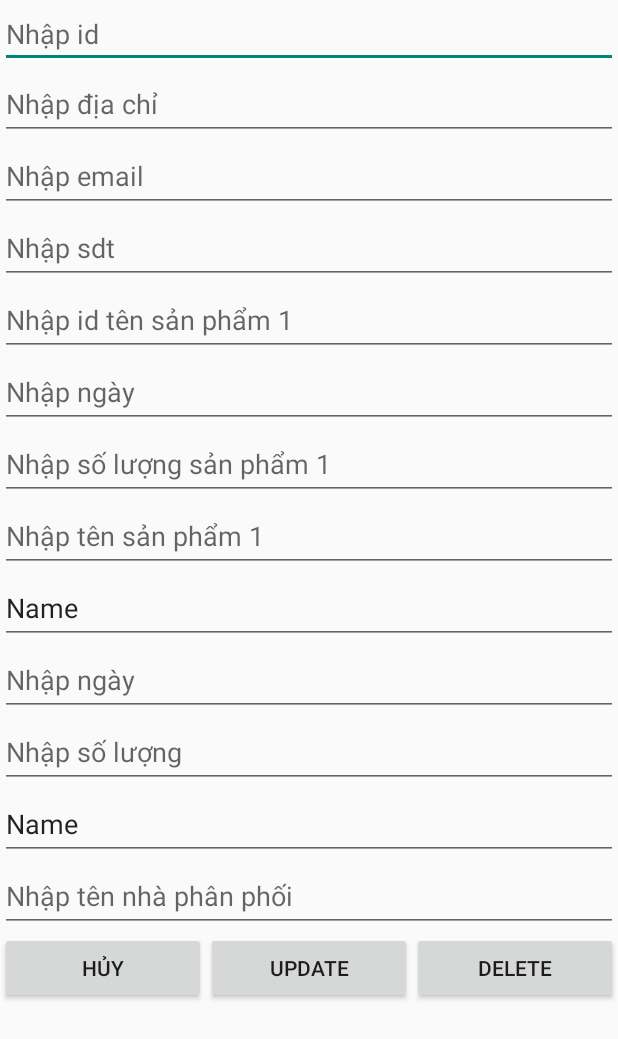
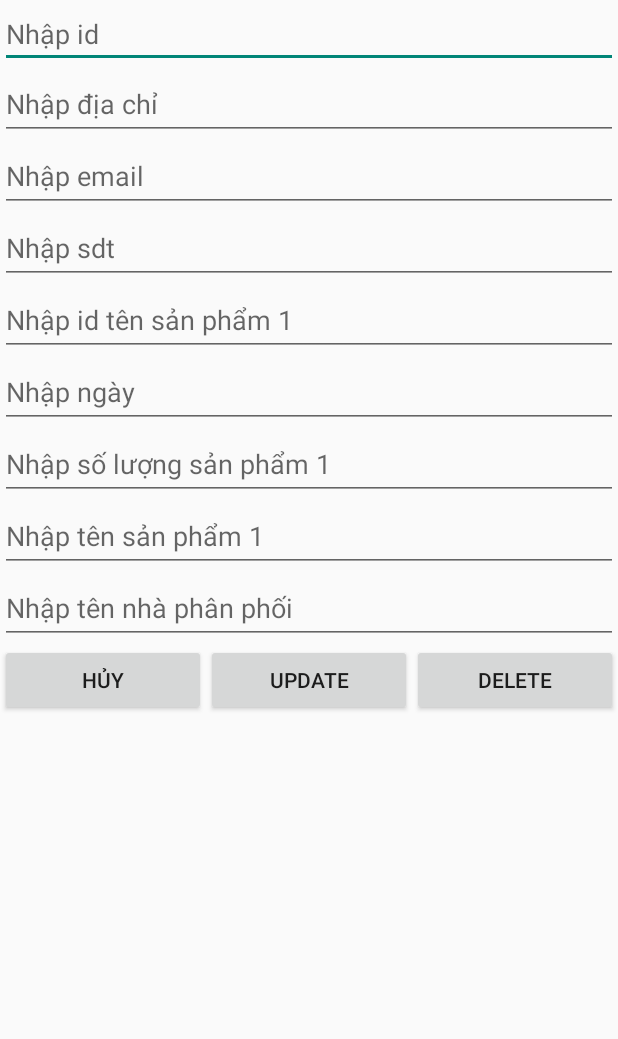
Before and after one commit to dangthiminhngoc356/AppBanTraiCay, an Android app: the layout activity_cap_nhat_nha_phan_phoi.xml on its own in the app's theme, with its tools: preview values and no code run, on a phone screen of 412 x 824 dp. Shown: the top 1039 px of the screen. Run offline under Robolectric (Android 15) with nearby library versions, the phone set to English and light mode, and no system bars.

Commit message:
Bui Hoang Nam Quan Ly Nha Phan Phoi

```diff
--- a/app/src/main/java/com/example/appbantraicay/second_main.java
+++ b/app/src/main/java/com/example/appbantraicay/second_main.java
@@ -24,8 +24,6 @@ import com.google.firebase.database.ValueEventListener;
 public class second_main extends AppCompatActivity {
 
     ListView NhaPhanPhoi;
-
-
     ArrayAdapter<String> adapter;
     String TAG = "FIREBASE";
 
@@ -34,7 +32,6 @@ public class second_main extends AppCompatActivity {
         super.onCreate(savedInstanceState);
         setContentView(R.layout.activity_second_main);
         adapter = new ArrayAdapter<>(this, android.R.layout.simple_list_item_1);
-
         NhaPhanPhoi = findViewById(R.id.v_contact);
         NhaPhanPhoi.setAdapter(adapter);
 
@@ -89,7 +86,7 @@ public class second_main extends AppCompatActivity {
             intent.putExtra("ID", i_id);
             startActivity(intent);
         } else if (item.getItemId() == R.id.mnuGioiThieu) {
-            Toast.makeText(this, "Welcome to Nhà Phân Phối", Toast.LENGTH_LONG).show();
+            Toast.makeText(this, "Welcome to App Bán Trái Cây", Toast.LENGTH_LONG).show();
 
         }
         return super.onOptionsItemSelected(item);
--- a/app/src/main/res/layout/activity_cap_nhat_nha_phan_phoi.xml
+++ b/app/src/main/res/layout/activity_cap_nhat_nha_phan_phoi.xml
@@ -93,42 +93,6 @@
                     android:minHeight="48dp" />
 
                 <EditText
-                    android:id="@+id/et_idsp2"
-                    android:layout_width="match_parent"
-                    android:layout_height="wrap_content"
-                    android:ems="10"
-                    android:inputType="textPersonName"
-                    android:minHeight="48dp"
-                    android:text="Name" />
-
-                <EditText
-                    android:id="@+id/et_date2"
-                    android:layout_width="match_parent"
-                    android:layout_height="wrap_content"
-                    android:ems="10"
-                    android:hint="Nhập ngày"
-                    android:inputType="textPersonName"
-                    android:minHeight="48dp" />
-
-                <EditText
-                    android:id="@+id/et_soluong2"
-                    android:layout_width="match_parent"
-                    android:layout_height="wrap_content"
-                    android:ems="10"
-                    android:hint="Nhập số lượng"
-                    android:inputType="textPersonName"
-                    android:minHeight="48dp" />
-
-                <EditText
-                    android:id="@+id/et_tensp2"
-                    android:layout_width="match_parent"
-                    android:layout_height="wrap_content"
-                    android:ems="10"
-                    android:inputType="textPersonName"
-                    android:minHeight="48dp"
-                    android:text="Name" />
-
-                <EditText
                     android:id="@+id/et_tennpp"
                     android:layout_width="match_parent"
                     android:layout_height="wrap_content"
```
Also changed, not shown: app/src/main/java/com/example/appbantraicay/CapNhatNhaPhanPhoiActivity.java (+3 -22 lines), app/src/main/java/com/example/appbantraicay/ThemNhaPhanPhoiActivity.java (+5 -19 lines), app/src/main/res/layout/activity_them_nha_phan_phoi.xml (+0 -34 lines).
